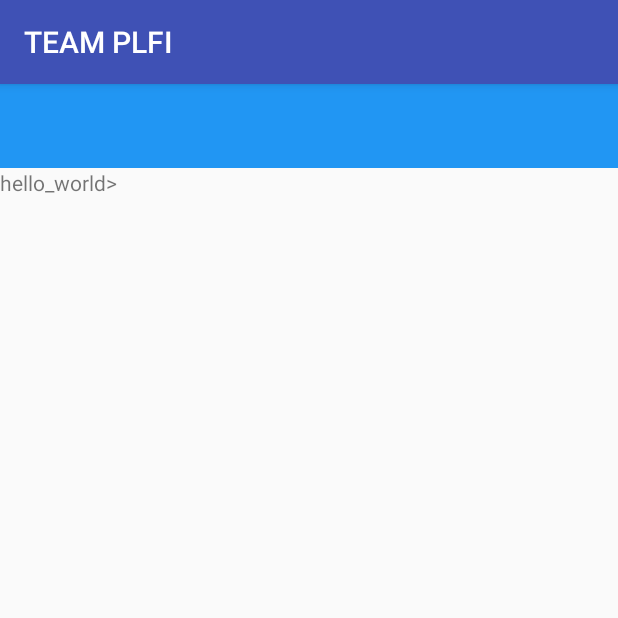
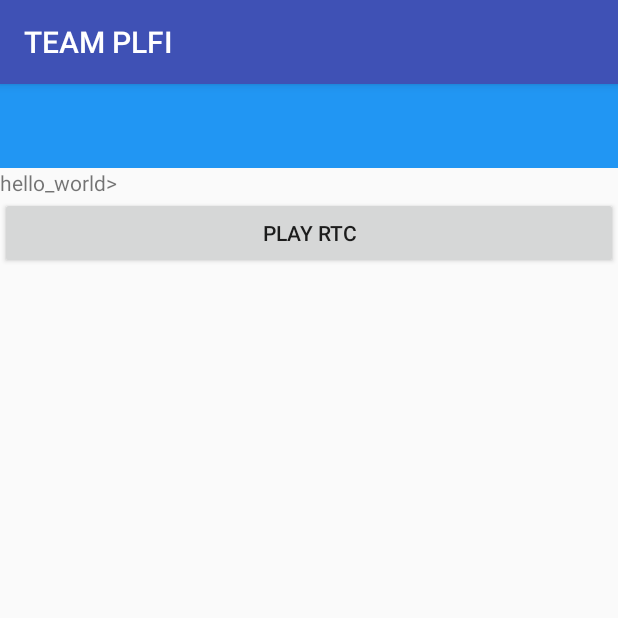
Before and after one commit to tt405907/TEAM-PLFI, an Android app: the screen it shows after launch (MainActivity), on a phone screen of 412 x 824 dp, the top half of it. Run offline under Robolectric (Android 15) with nearby library versions, the phone set to English and light mode, and no system bars.

Commit message:
Update Android

```diff
--- a/android/app/src/main/java/plfi/plfi/MainActivity.java
+++ b/android/app/src/main/java/plfi/plfi/MainActivity.java
@@ -1,7 +1,12 @@
 package plfi.plfi;
 
+import android.content.Intent;
 import android.support.v7.app.AppCompatActivity;
 import android.os.Bundle;
+import android.view.View;
+import android.view.Window;
+import android.view.WindowManager;
+import android.widget.Button;
 import android.widget.Toolbar;
 
 public class MainActivity extends AppCompatActivity {
@@ -9,9 +14,23 @@ public class MainActivity extends AppCompatActivity {
     @Override
     protected void onCreate(Bundle savedInstanceState) {
         super.onCreate(savedInstanceState);
+
         setContentView(R.layout.test1);
-        //Toolbar toolbar = (Toolbar) findViewById(R.id.toolbar);
+        // init du RTC Game
+        Button ButtonStarterRTC = (Button)findViewById(R.id.buttonStartRTC);
+        ButtonStarterRTC.setOnClickListener(new View.OnClickListener()
+        {
+            public void onClick(View actuelView)    //au clic sur le bouton
+            {
+                Intent intent = new Intent(MainActivity.this, gameRTC.class);  //Lancer l'activité DisplayVue
+                startActivity(intent);    //Afficher la vue
+            }
+        });
+    }
+
+
+
+    //Toolbar toolbar = (Toolbar) findViewById(R.id.toolbar);
         //setSupportActionBar(toolbar);
         //getSupportActionBar().setSubtitle("Using ToolBar");
     }
-}
--- a/android/app/src/main/res/layout/test1.xml
+++ b/android/app/src/main/res/layout/test1.xml
@@ -19,12 +19,11 @@
     android:text="@string/hello_world">
 </TextView>
 
-<ListView android:id="@+id/sampleList"
-    android:layout_width="match_parent"
-    android:layout_height="wrap_content"
-    android:layout_margin="5dp"
-    android:animateLayoutChanges="true"
-    android:drawSelectorOnTop="true">
+    <Button
+        android:id="@+id/buttonStartRTC"
+        android:layout_width="match_parent"
+        android:layout_height="wrap_content"
+        android:text="PLAY RTC" />
 
-</ListView>
+
 </LinearLayout>
--- a/android/app/src/main/res/values/strings.xml
+++ b/android/app/src/main/res/values/strings.xml
@@ -1,4 +1,5 @@
 <resources>
     <string name="app_name">TEAM PLFI</string>
     <string name="hello_world">hello_world></string>
+    <string name="test_2" >-----------------PAGE VIEW 2 ------------------</string>
 </resources>
```
Also changed, not shown: android/app/src/main/AndroidManifest.xml (+8 -0 lines), android/app/src/main/java/plfi/plfi/gameRTC.java (added, +13 -0 lines), android/app/src/main/res/layout/trianglecerclecarre.xml (added, +7 -0 lines).
